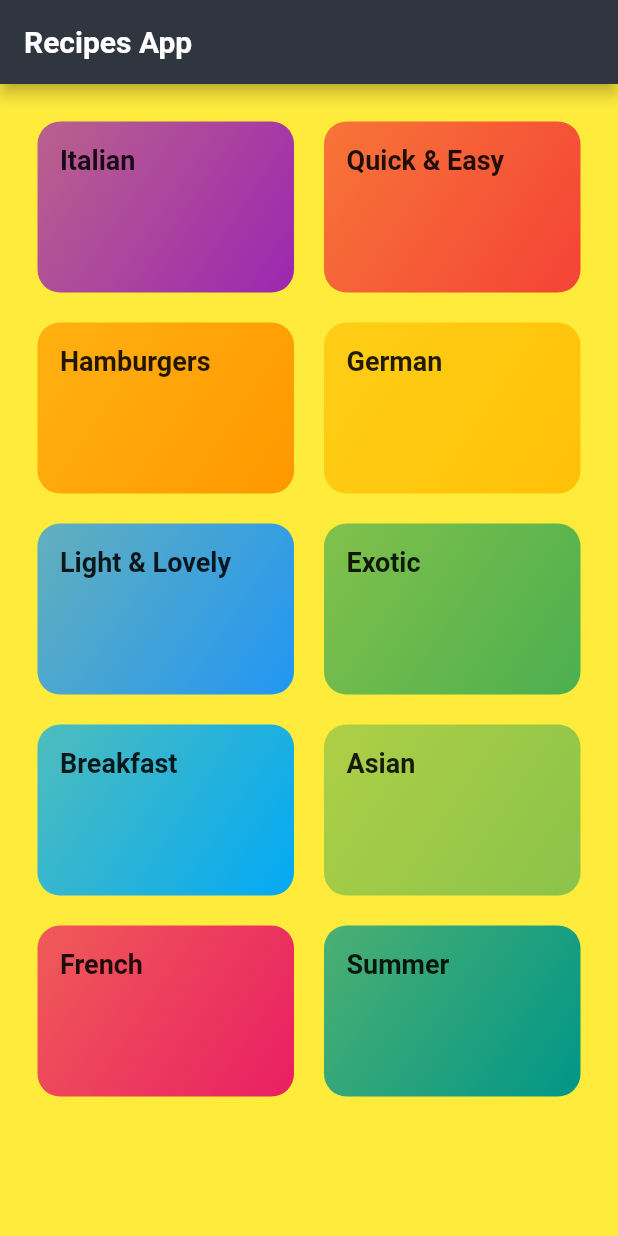
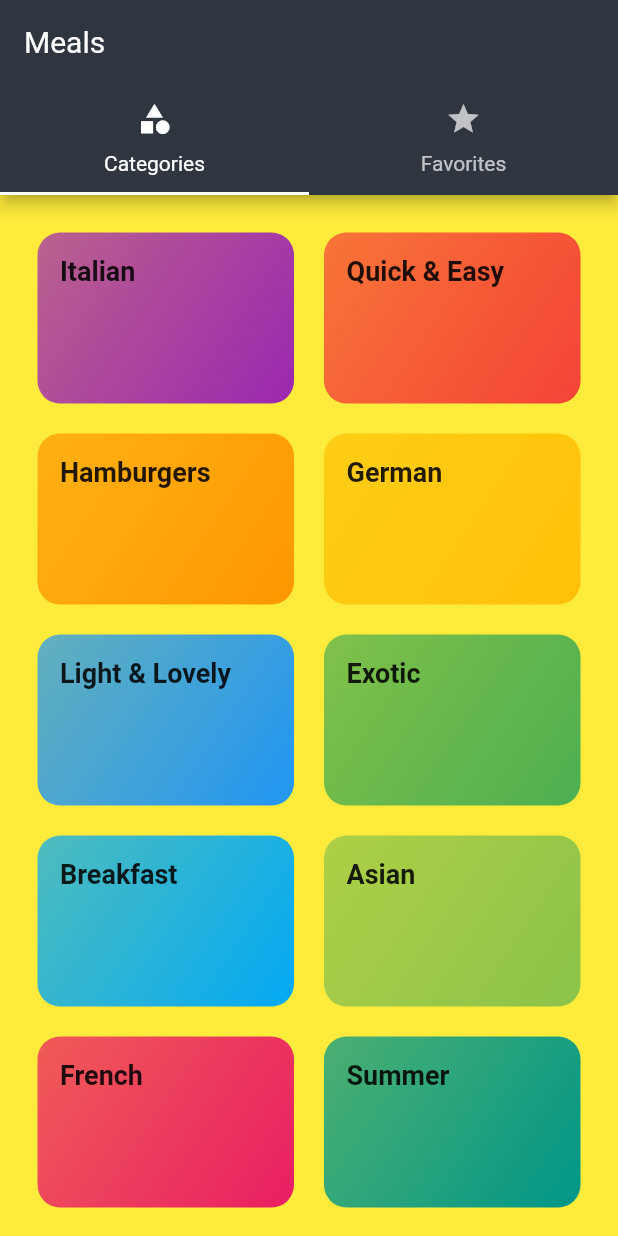
Before and after one commit to yuri4n/recipes-app-flutter, a Flutter app: the screen it shows after launch, on a phone screen of 412 x 824 dp. Run offline on Flutter 3.47's test engine with Material 2 defaults, Android fonts, the phone set to English and light mode, and no system bars.

Commit message:
Top navigation bar

```diff
--- a/lib/main.dart
+++ b/lib/main.dart
@@ -2,6 +2,7 @@ import 'package:flutter/material.dart';
 
 import 'data/color.dart';
 
+import 'screens/tabs_screen.dart';
 import 'screens/categories_screen.dart';
 import 'screens/category_meals_screen.dart';
 import 'screens/meal_detail_screen.dart';
@@ -18,10 +19,9 @@ class MyApp extends StatelessWidget {
         canvasColor: Colors.yellow,
         fontFamily: 'Roboto',
         textTheme: ThemeData.light().textTheme.copyWith(
-            body1: TextStyle(),
             title: TextStyle(fontSize: 20, fontWeight: FontWeight.bold)),
       ),
-      home: CategoriesScreen(),
+      home: TabsScreen(),
       routes: {
         CategoryMealsScreen.routeName: (ctx) => CategoryMealsScreen(),
         MealDetailScreen.routeName: (ctx) => MealDetailScreen(),
--- a/lib/screens/categories_screen.dart
+++ b/lib/screens/categories_screen.dart
@@ -7,16 +7,7 @@ import '../widgets/category_item.dart';
 class CategoriesScreen extends StatelessWidget {
   @override
   Widget build(BuildContext context) {
-    return Scaffold(
-      appBar: AppBar(
-        title: Text(
-          'Recipes App',
-          style: TextStyle(
-            fontWeight: FontWeight.bold,
-          ),
-        ),
-      ),
-      body: GridView(
+    return GridView(
       padding: const EdgeInsets.all(25),
       children: DUMMY_CATEGORIES
           .map(
@@ -30,7 +21,6 @@ class CategoriesScreen extends StatelessWidget {
         crossAxisSpacing: 20,
         mainAxisSpacing: 20,
       ),
-      ),
     );
   }
 }
--- /dev/null
+++ b/lib/screens/favorites_screen.dart
@@ -0,0 +1,10 @@
+import 'package:flutter/material.dart';
+
+class FavoritesScreen extends StatelessWidget {
+  @override
+  Widget build(BuildContext context) {
+    return Center(
+      child: Text('Favorites Screen!'),
+    );
+  }
+}
--- /dev/null
+++ b/lib/screens/tabs_screen.dart
@@ -0,0 +1,38 @@
+import 'package:flutter/material.dart';
+
+import './categories_screen.dart';
+import './favorites_screen.dart';
+
+class TabsScreen extends StatefulWidget {
+  @override
+  _TabsScreenState createState() => _TabsScreenState();
+}
+
+class _TabsScreenState extends State<TabsScreen> {
+  @override
+  Widget build(BuildContext context) {
+    return DefaultTabController(
+      length: 2,
+      child: Scaffold(
+        appBar: AppBar(
+          title: Text('Meals'),
+          bottom: TabBar(
+            tabs: <Widget>[
+              Tab(
+                icon: Icon(Icons.category),
+                text: 'Categories',
+              ),
+              Tab(
+                icon: Icon(Icons.star),
+                text: 'Favorites',
+              ),
+            ],
+          ),
+        ),
+        body: TabBarView(
+          children: <Widget>[CategoriesScreen(), FavoritesScreen()],
+        ),
+      ),
+    );
+  }
+}
```
Lines whose indentation alone changed are shown as unchanged.
